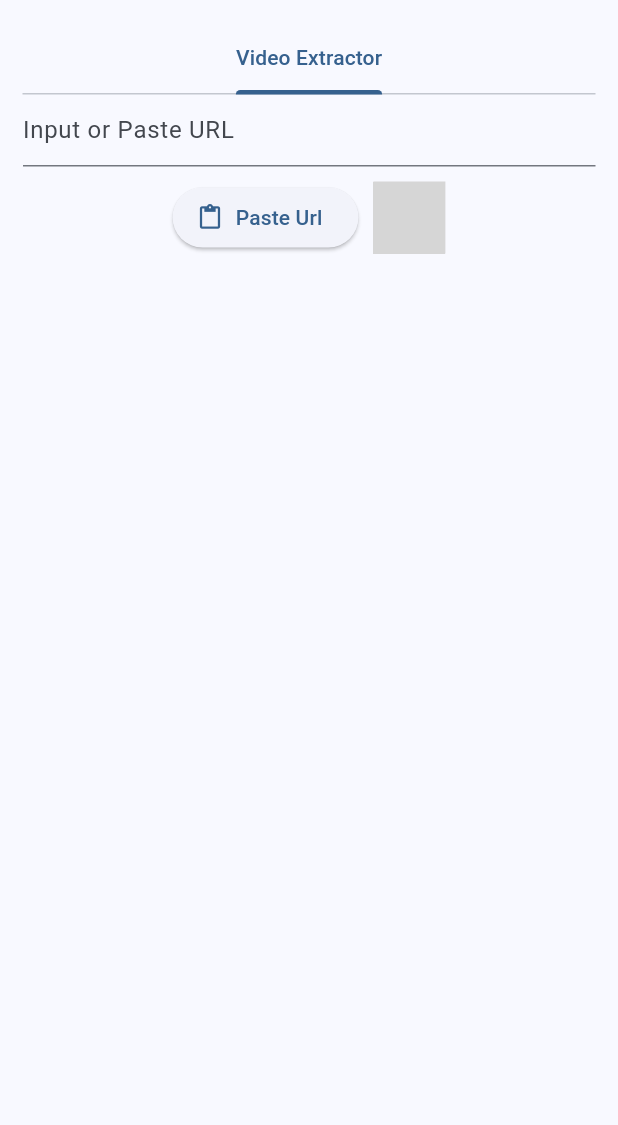
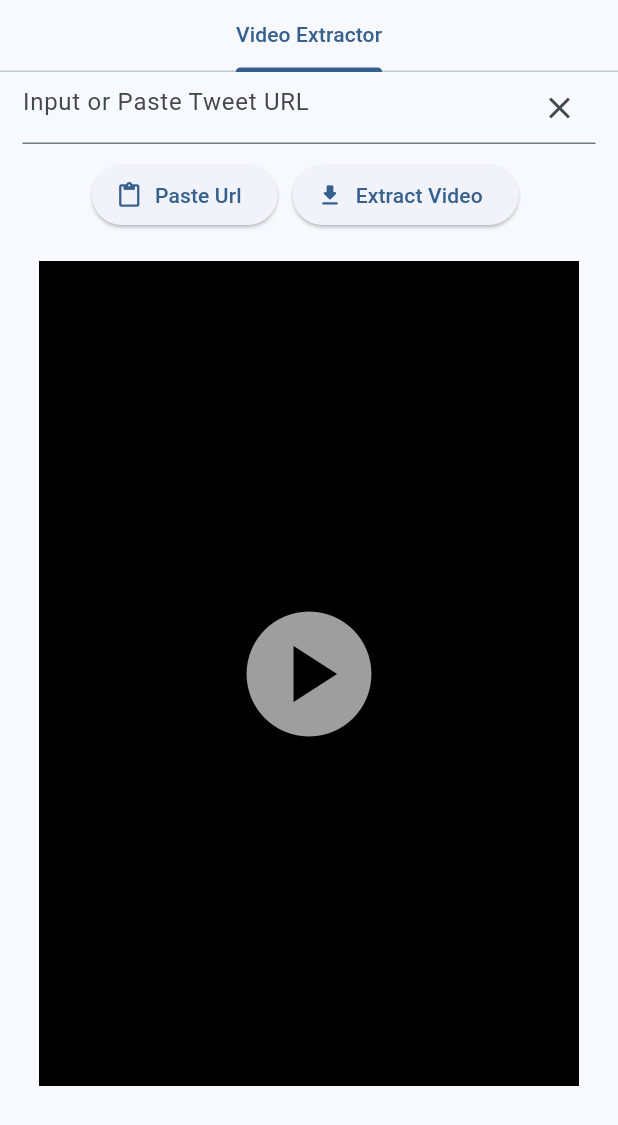
Before and after one commit to hcq0618/video_downloader, a Flutter app: the screen it shows after launch, on a phone screen of 412 x 824 dp. Shown: the top 1125 px of the screen. Run offline on Flutter 3.47's test engine with Material 2 defaults, Android fonts, the phone set to English and light mode, and no system bars; our stand-ins replace chewie, dartx, dio, video_player; missing offline and left inert: dart:ffi; grey boxes are pictures that could not be loaded.

Commit message:
Enhance video player

```diff
--- a/lib/downloader/twitter_video_downloader.dart
+++ b/lib/downloader/twitter_video_downloader.dart
@@ -1,4 +1,5 @@
 import 'dart:convert';
+import 'dart:ffi';
 
 import 'package:dio/dio.dart';
 import 'package:flutter/foundation.dart';
@@ -47,16 +48,16 @@ class TwitterVideoDownloader implements VideoDownloader {
   }
 
   @override
-  Future<String> extractVideoUrl(String sourceUrl) async {
+  Future<Video?> extractVideo(String sourceUrl) async {
     if (sourceUrl.isEmpty) {
-      return '';
+      return null;
     }
 
     try {
       final tweet = await _extractTweet(sourceUrl);
-      return tweet.videos.first.url;
+      return tweet.videos.firstOrNull;
     } catch (e) {
-      return '';
+      return null;
     }
   }
 }
@@ -75,20 +76,20 @@ class Tweet {
   }
 }
 
-class TweetVideo {
-  final String source, text, thumb, type, url;
-  final int bitrate, duration, size;
+class TweetVideo extends Video {
+  final String source, text, thumb, type;
+  final int bitrate, duration;
 
-  const TweetVideo(
+  TweetVideo(
     this.source,
     this.text,
     this.thumb,
     this.type,
-    this.url,
+    String url,
     this.bitrate,
     this.duration,
-    this.size,
-  );
+    int size,
+  ) : super(url, size);
 
   factory TweetVideo.fromJson(Map<String, dynamic> data) {
     final source = data["source"];
--- a/lib/downloader/video_downloader.dart
+++ b/lib/downloader/video_downloader.dart
@@ -1,4 +1,12 @@
+import 'dart:ffi';
+
 abstract class VideoDownloader {
+  Future<Video?> extractVideo(String sourceUrl);
+}
 
-  Future<String> extractVideoUrl(String sourceUrl);
+class Video {
+  String url;
+  int size;
+
+  Video(this.url, this.size);
 }
--- a/lib/main.dart
+++ b/lib/main.dart
@@ -17,9 +17,7 @@ class VideoDownloaderApp extends StatelessWidget {
     return MaterialApp(
       title: 'Video Downloader',
       theme: ThemeData(
-        colorScheme: ColorScheme.fromSeed(
-            background: const Color.fromARGB(255, 204, 232, 207),
-            seedColor: Colors.blue),
+        colorScheme: ColorScheme.fromSeed(seedColor: Colors.blue),
         useMaterial3: true,
       ),
       debugShowCheckedModeBanner: false,
@@ -57,8 +55,6 @@ class _HomePageState extends State<HomePage> with TickerProviderStateMixin {
   Widget build(BuildContext context) {
     return Scaffold(
       body: SafeArea(
-        child: Padding(
-          padding: const EdgeInsets.all(15),
         child: Column(
           children: [
             TabBar(
@@ -76,7 +72,6 @@ class _HomePageState extends State<HomePage> with TickerProviderStateMixin {
           ],
         ),
       ),
-      ),
     );
   }
 }
--- a/lib/page/video_extractor_page.dart
+++ b/lib/page/video_extractor_page.dart
@@ -1,6 +1,9 @@
+import 'package:chewie/chewie.dart';
+import 'package:dartx/dartx.dart';
 import 'package:flutter/foundation.dart';
 import 'package:flutter/material.dart';
 import 'package:flutter/services.dart';
+import 'package:video_downloader/utils/formatter.dart';
 import 'package:video_player/video_player.dart';
 
 import '../downloader/twitter_video_downloader.dart';
@@ -19,26 +22,28 @@ class _VideoExtractorPageState extends State<VideoExtractorPage>
   final TextEditingController _urlEditorController = TextEditingController();
   bool _isExtractingVideoUrl = false;
   VideoPlayerController? _videoPlayerController;
+  ChewieController? _chewieController;
+  String _videoSize = "";
 
   @override
   void initState() {
     super.initState();
     WidgetsBinding.instance.addObserver(this);
-    // _videoPlayerController = VideoPlayerController.network(
-    //     'https://flutter.github.io/assets-for-api-docs/assets/videos/bee.mp4')
-    //   ..initialize().then((_) {
-    //     // Ensure the first frame is shown after the video is initialized, even before the play button has been pressed.
-    //     setState(() {});
-    //   })
-    //   ..play();
   }
 
   @override
   void dispose() {
     WidgetsBinding.instance.removeObserver(this);
     _urlEditorController.dispose();
+    _disposePlayer();
+    super.dispose();
+  }
+
+  void _disposePlayer() {
     _videoPlayerController?.dispose();
-    super.dispose();
+    _videoPlayerController = null;
+    _chewieController?.dispose();
+    _chewieController = null;
   }
 
   @override
@@ -48,18 +53,21 @@ class _VideoExtractorPageState extends State<VideoExtractorPage>
     }
   }
 
-  _pasteFromClipboard() async {
+  void _pasteFromClipboard() async {
     final data = await Clipboard.getData(Clipboard.kTextPlain);
     _urlEditorController.text = data?.text ?? '';
   }
 
   @override
   Widget build(BuildContext context) {
-    return Column(
-      children: [
-        _buildVideoExtractor(),
-        _buildVideoPlayer(),
-      ],
+    return Padding(
+      padding: const EdgeInsets.symmetric(horizontal: 15),
+      child: Column(
+        children: [
+          _buildVideoExtractor(),
+          _buildVideoPlayer(),
+        ],
+      ),
     );
   }
 
@@ -68,7 +76,13 @@ class _VideoExtractorPageState extends State<VideoExtractorPage>
       children: [
         TextField(
           controller: _urlEditorController,
-          decoration: const InputDecoration(hintText: 'Input or Paste URL'),
+          decoration: InputDecoration(
+            hintText: 'Input or Paste Tweet URL',
+            suffixIcon: IconButton(
+              onPressed: _urlEditorController.clear,
+              icon: const Icon(Icons.clear),
+            ),
+          ),
         ),
         Padding(
           padding: const EdgeInsets.only(top: 10),
@@ -92,27 +106,33 @@ class _VideoExtractorPageState extends State<VideoExtractorPage>
 
                     setState(() {
                       _isExtractingVideoUrl = true;
+                      _videoSize = '';
                     });
-                    final videoUrl = await widget._twitterVideoDownloader
-                        .extractVideoUrl(_urlEditorController.text);
+
+                    final video = await widget._twitterVideoDownloader
+                        .extractVideo(_urlEditorController.text);
+                    final videoUrl = video?.url ?? '';
                     if (kDebugMode) {
                       print(videoUrl);
                     }
 
-                    if (videoUrl.isNotEmpty) {
+                    if (videoUrl.isNotNullOrEmpty) {
                       final videoPlayerController =
-                          VideoPlayerController.network(videoUrl)
-                            ..addListener(() {
-                              setState(() {});
-                            })
-                            ..setLooping(true);
-                      await videoPlayerController.initialize();
-                      videoPlayerController.play();
+                          VideoPlayerController.network(videoUrl);
                       _videoPlayerController = videoPlayerController;
+
+                      _chewieController = ChewieController(
+                          videoPlayerController: videoPlayerController,
+                          autoInitialize: true,
+                          autoPlay: true,
+                          looping: true);
+                    } else {
+                      _disposePlayer();
                     }
 
                     setState(() {
                       _isExtractingVideoUrl = false;
+                      _videoSize = video?.size.readableFileSize() ?? '';
                     });
                   },
                   icon: _isExtractingVideoUrl
@@ -127,8 +147,11 @@ class _VideoExtractorPageState extends State<VideoExtractorPage>
                         )
                       : const Icon(Icons.download_rounded),
                   label: const Text('Extract Video'),
-                  size
                 ),
+              ),
+              Padding(
+                padding: const EdgeInsets.only(left: 5),
+                child: Text(_videoSize),
               )
             ],
           ),
@@ -138,19 +161,24 @@ class _VideoExtractorPageState extends State<VideoExtractorPage>
   }
 
   Widget _buildVideoPlayer() {
+    final chewieController = _chewieController;
+    final showVideoPlayer = chewieController != null;
     return Row(
       mainAxisAlignment: MainAxisAlignment.center,
       children: [
-        _videoPlayerController?.value.isInitialized ?? false
-            ? Container(
-                width: 350,
-                height: 500,
-                padding: const EdgeInsets.only(top: 20),
-                child: AspectRatio(
-                  aspectRatio: _videoPlayerController!.value.aspectRatio,
-                  child: VideoPlayer(_videoPlayerController!),
-                ))
-            : const Spacer()
+        Container(
+          width: 360,
+          height: 550,
+          margin: const EdgeInsets.only(top: 20),
+          color: showVideoPlayer ? Colors.transparent : Colors.black,
+          child: showVideoPlayer
+              ? Chewie(controller: chewieController)
+              : const Icon(
+                  Icons.play_circle,
+                  size: 100,
+                  color: Colors.grey,
+                ),
+        ),
       ],
     );
   }
--- a/pubspec.yaml
+++ b/pubspec.yaml
@@ -42,6 +42,9 @@ dependencies:
   # https://pub.dev/packages/video_player
   # https://docs.flutter.dev/cookbook/plugins/play-video
   video_player: ^2.6.1
+  # https://pub.dev/packages/chewie
+  chewie: ^1.5.0
+  intl: ^0.18.1
 
 dev_dependencies:
 
```
Also changed, not shown: lib/utils/formatter.dart (added, +13 -0 lines). Lines whose indentation alone changed are shown as unchanged.
